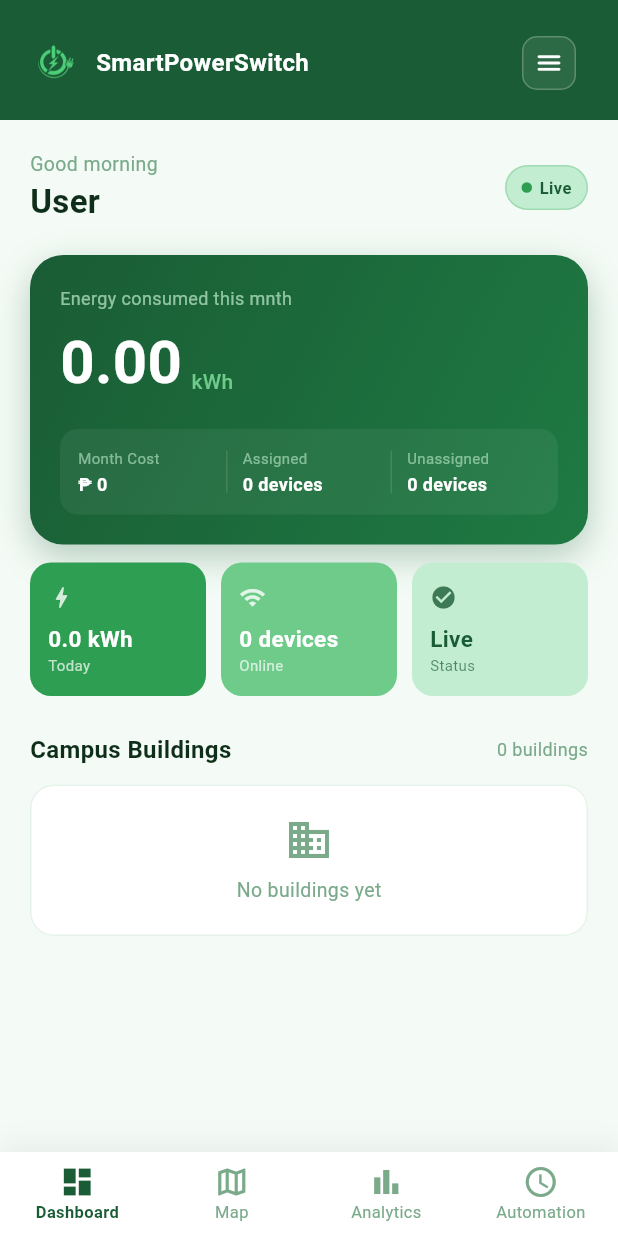
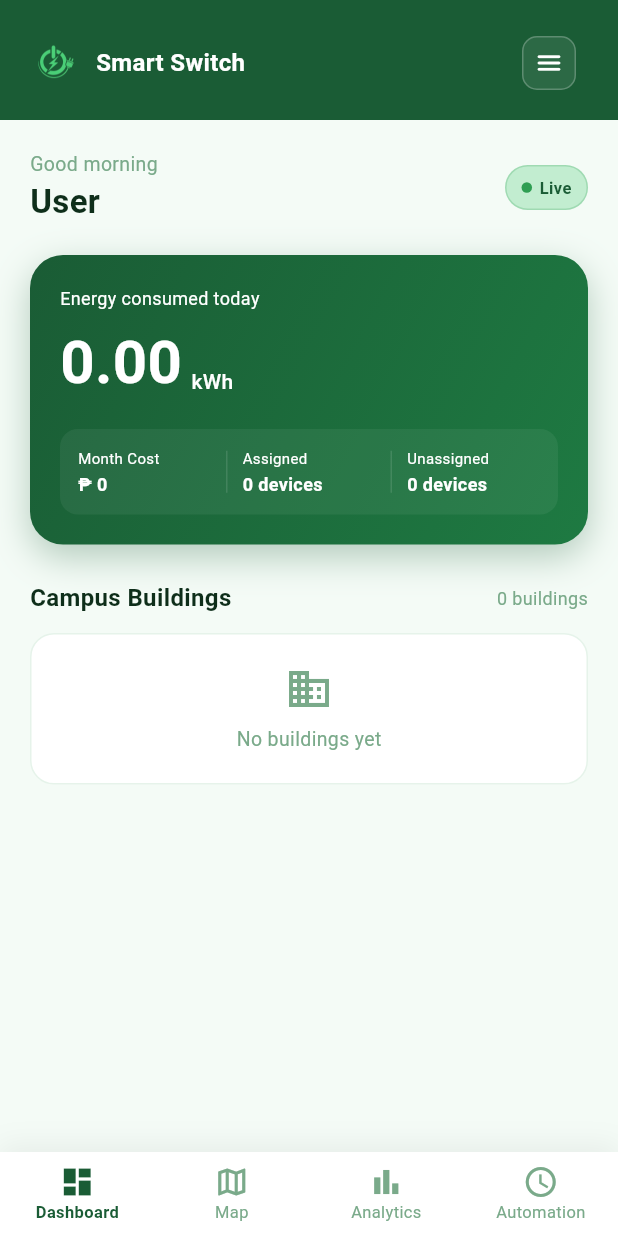
Before and after one commit to alburolowrencejoy/smartpowerswitch, a Flutter app: the DashboardScreen screen opened by its route, on a phone screen of 412 x 824 dp. Run offline on Flutter 3.47's test engine with Material 3 defaults, Android fonts, the phone set to English and light mode, and no system bars; our stand-ins replace csv, firebase_auth, firebase_core, firebase_database, open_filex, package_info_plus and 2 more; missing offline and left inert: syncfusion_flutter_xlsio; accounts and stored records are empty; network calls fail; Roboto replaces fonts that are missing (Outfit).

Commit message:
fixed revisions

```diff
--- a/lib/screens/dashboard_screen.dart
+++ b/lib/screens/dashboard_screen.dart
@@ -1168,7 +1168,7 @@ class _DashboardScreenState extends State<DashboardScreen> {
             ),
             const SizedBox(width: 10),
             const Expanded(
-              child: Text('SmartPowerSwitch',
+              child: Text('Smart Switch',
                   maxLines: 1,
                   overflow: TextOverflow.ellipsis,
                   style: TextStyle(
@@ -1514,12 +1514,11 @@ class _DashboardScreenState extends State<DashboardScreen> {
           ],
         ),
         child: Column(crossAxisAlignment: CrossAxisAlignment.start, children: [
-            Text('Energy consumed this mnth',
-              style: TextStyle(
-                fontSize: compact ? 11 : 12, color: const Color(0xB3C2EDD0))),
+          Text('Energy consumed today',
+              style: TextStyle(fontSize: compact ? 11 : 12, color: Colors.white)),
           SizedBox(height: compact ? 4 : 6),
           Row(crossAxisAlignment: CrossAxisAlignment.end, children: [
-            Text(_safeFormatDouble(_monthlyKwh, 2),
+            Text(_safeFormatDouble(_totalKwh, 2),
                 style: TextStyle(
                     fontFamily: 'Outfit',
                     fontSize: compact ? 32 : 40,
@@ -1530,7 +1529,7 @@ class _DashboardScreenState extends State<DashboardScreen> {
                 child: Text('kWh',
                     style: TextStyle(
                         fontSize: compact ? 13 : 14,
-                        color: AppColors.greenLight,
+                        color: Colors.white,
                         fontWeight: FontWeight.w500))),
           ]),
           SizedBox(height: compact ? 12 : 16),
@@ -1553,23 +1552,6 @@ class _DashboardScreenState extends State<DashboardScreen> {
           ),
         ]),
       ),
-      SizedBox(height: compact ? 10 : 12),
-      Row(children: [
-        Expanded(
-            child: _statCard('Today', '${_safeFormatDouble(_totalKwh, 1)} kWh',
-                Icons.bolt, AppColors.greenMid,
-                compact: compact)),
-        SizedBox(width: compact ? 8 : 10),
-        Expanded(
-            child: _statCard('Online', '$_assignedDevices devices', Icons.wifi,
-                AppColors.greenLight,
-                compact: compact)),
-        SizedBox(width: compact ? 8 : 10),
-        Expanded(
-            child: _statCard(
-                'Status', 'Live', Icons.check_circle, AppColors.greenPale,
-                textColor: AppColors.greenDark, compact: compact)),
-      ]),
     ]);
   }
 
@@ -1584,7 +1566,7 @@ class _DashboardScreenState extends State<DashboardScreen> {
         child: Column(crossAxisAlignment: CrossAxisAlignment.start, children: [
       Text(label,
           style: TextStyle(
-              fontSize: compact ? 9 : 10, color: const Color(0x99C2EDD0))),
+              fontSize: compact ? 9 : 10, color: Colors.white)),
       const SizedBox(height: 2),
       Text(value,
           maxLines: 1,
@@ -1675,6 +1657,13 @@ class _DashboardScreenState extends State<DashboardScreen> {
                         color: AppColors.textMuted)),
               ])),
           Column(crossAxisAlignment: CrossAxisAlignment.end, children: [
+              Text(
+                '${_safeFormatDouble(_buildingEnergy[code] ?? 0, 1)} kWh this month',
+                maxLines: 1,
+                overflow: TextOverflow.ellipsis,
+                style: TextStyle(
+                  fontSize: compact ? 9 : 10, color: Colors.black)),
+              const SizedBox(height: 3),
             Container(
               padding: const EdgeInsets.symmetric(horizontal: 8, vertical: 3),
               decoration: BoxDecoration(
@@ -1687,13 +1676,6 @@ class _DashboardScreenState extends State<DashboardScreen> {
                       fontWeight: FontWeight.w700,
                       color: color)),
             ),
-            const SizedBox(height: 3),
-            Text(
-                '${_safeFormatDouble(_buildingEnergy[code] ?? 0, 1)} kWh this month',
-                maxLines: 1,
-                overflow: TextOverflow.ellipsis,
-                style: TextStyle(
-                    fontSize: compact ? 9 : 10, color: AppColors.textMuted)),
           ]),
           const SizedBox(width: 6),
           const Icon(Icons.chevron_right, color: AppColors.textMuted, size: 18),
@@ -1773,7 +1755,7 @@ class _DashboardScreenState extends State<DashboardScreen> {
                         fontSize: 11,
                         fontWeight: FontWeight.w600,
                         color:
-                            isSelected ? Colors.white : AppColors.textMuted))),
+                            isSelected ? Colors.white : AppColors.greenDark))),
           ),
         ));
       }).toList()),
```
Also changed, not shown: lib/screens/history_screen.dart (+4 -4 lines), lib/services/davao_light_rate_monitor.dart (+4 -4 lines), 1 other file.
